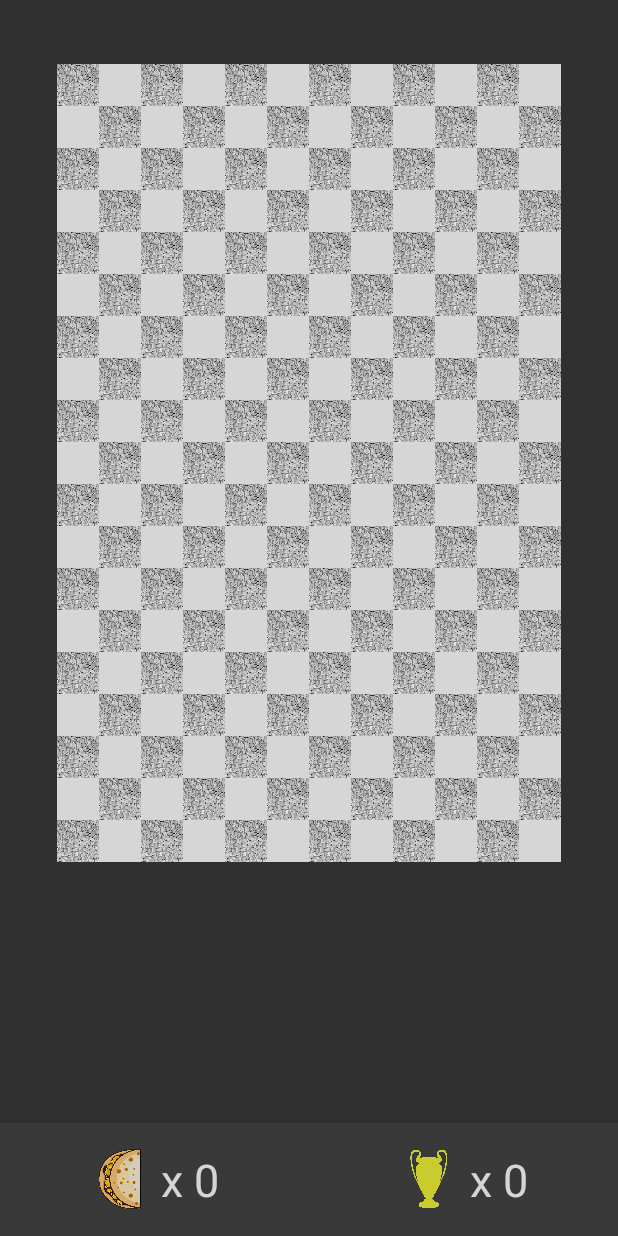
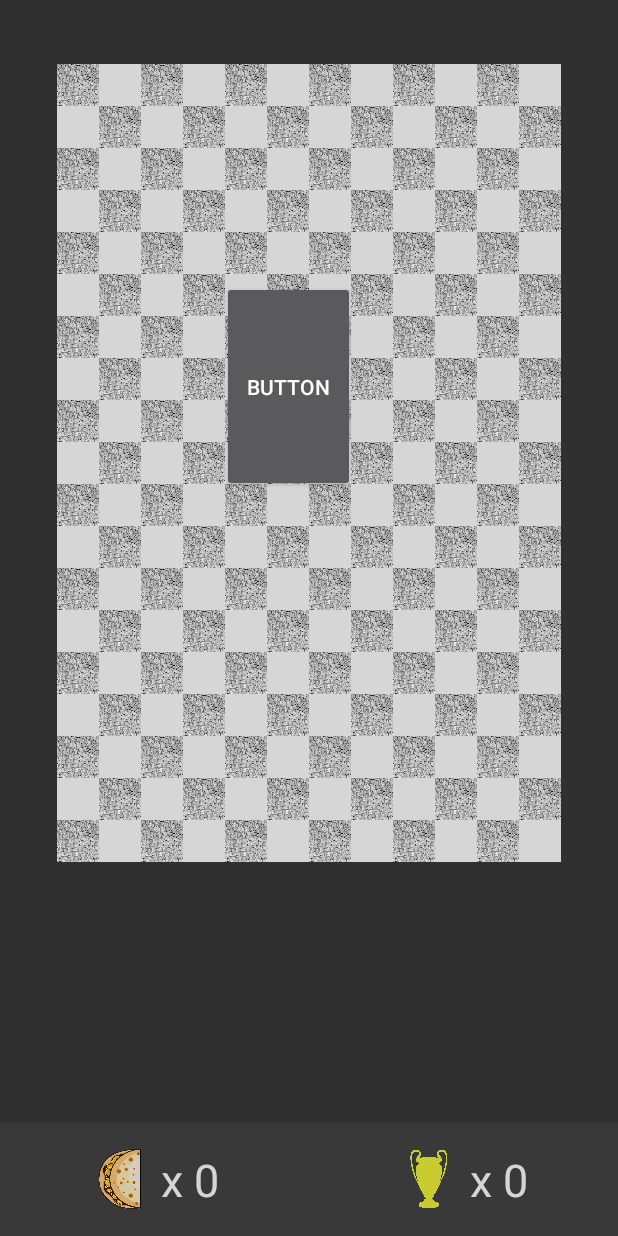
Before and after one commit to JuanSob/Masacuata, an Android app: the screen it shows after launch (MainActivity), on a phone screen of 412 x 824 dp. Run offline under Robolectric (Android 15) with nearby library versions, the phone set to English and light mode, and no system bars.

Commit message:
Solo agrege un Boton

```diff
--- a/app/src/main/res/layout/activity_main.xml
+++ b/app/src/main/res/layout/activity_main.xml
@@ -9,7 +9,7 @@
     <com.example.masacuata.VistaJuego
         android:id="@+id/vj"
         android:layout_width="match_parent"
-        android:layout_height="match_parent"/>
+        android:layout_height="match_parent" />
 
     <LinearLayout
         android:layout_width="match_parent"
@@ -71,4 +71,22 @@
         </RelativeLayout>
     </LinearLayout>
 
+    <Button
+        android:id="@+id/button2"
+        android:layout_width="wrap_content"
+        android:layout_height="wrap_content"
+        android:layout_alignParentStart="true"
+        android:layout_alignParentLeft="true"
+        android:layout_alignParentTop="true"
+        android:layout_alignParentEnd="true"
+        android:layout_alignParentRight="true"
+        android:layout_alignParentBottom="true"
+        android:layout_marginStart="148dp"
+        android:layout_marginLeft="148dp"
+        android:layout_marginTop="187dp"
+        android:layout_marginEnd="175dp"
+        android:layout_marginRight="175dp"
+        android:layout_marginBottom="496dp"
+        android:text="Button" />
+
 </RelativeLayout>
```
